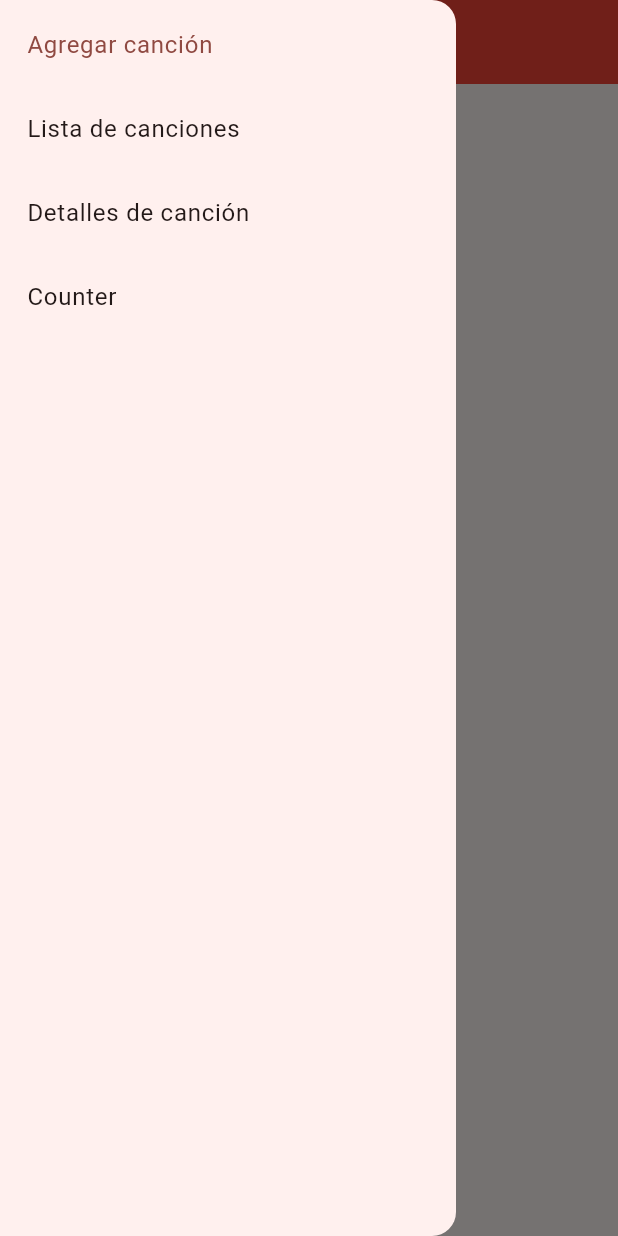
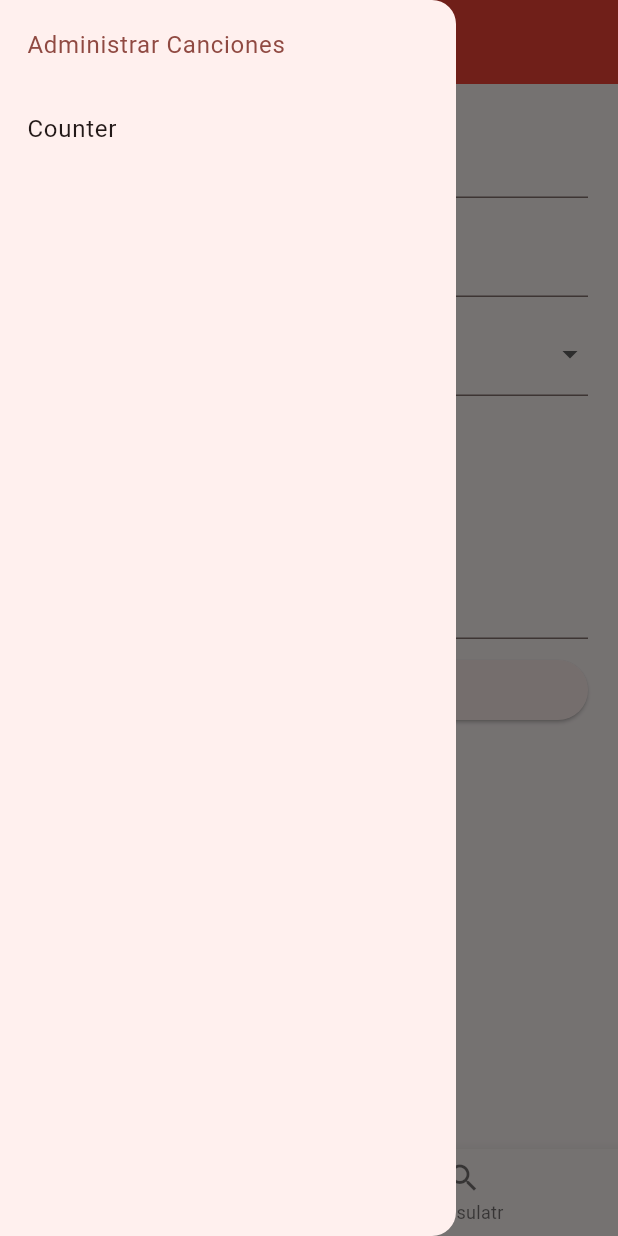
Before and after one commit to Cristian-Blue/lista_canciones, a Flutter app: the screen it shows after launch, with the side drawer open, on a phone screen of 412 x 824 dp. Run offline on Flutter 3.47's test engine with Material 3 defaults, Android fonts, the light colour scheme and no system bars.

Commit message:
feat : add songs scrends

```diff
--- a/lib/config/router.dart
+++ b/lib/config/router.dart
@@ -1,8 +1,7 @@
 import 'package:lista_canciones/presentation/screens/screens.dart';
+import 'package:lista_canciones/presentation/screens/songs/songs_screen.dart';
 
 List<Map<String, dynamic>> menu = [
-  {"title": "Agregar canción", "widget": AddSongs()},
-  {"title": "Lista de canciones", "widget": ListSongs()},
-  {"title": "Detalles de canción", "widget": DetailSongs()},
+  {"title": "Administrar Canciones", "widget": SongsScreen()},
   {"title": "Counter", "widget": CounterScreen()}
 ];
--- a/lib/presentation/screens/screens.dart
+++ b/lib/presentation/screens/screens.dart
@@ -1,4 +1,3 @@
-export 'package:lista_canciones/presentation/screens/songs/listSongs.dart';
-export 'package:lista_canciones/presentation/screens/songs/detailSongs.dart';
-export 'package:lista_canciones/presentation/screens/songs/addSongs.dart';
+export 'package:lista_canciones/presentation/screens/songs/list_songs.dart';
+export 'package:lista_canciones/presentation/screens/songs/add_songs.dart';
 export "package:lista_canciones/presentation/screens/counter/counter.dart";
--- a/lib/presentation/screens/songs/addSongs.dart
+++ /dev/null
@@ -1,10 +0,0 @@
-import 'package:flutter/material.dart';
-
-class AddSongs extends StatelessWidget {
-  const AddSongs({super.key});
-
-  @override
-  Widget build(BuildContext context) {
-    return Text("Add songs");
-  }
-}
--- /dev/null
+++ b/lib/presentation/screens/songs/add_songs.dart
@@ -0,0 +1,132 @@
+import 'package:flutter/material.dart';
+
+class AddSongs extends StatefulWidget {
+  const AddSongs({super.key});
+
+  @override
+  State<AddSongs> createState() => _AddSongsState();
+}
+
+class _AddSongsState extends State<AddSongs> {
+  final _formKey = GlobalKey<FormState>();
+  final TextEditingController _nameController = TextEditingController();
+  final TextEditingController _toneController = TextEditingController();
+  final TextEditingController _lyricsController = TextEditingController();
+
+  String? _selectedType;
+
+  void _submitForm() {
+    if (_formKey.currentState?.validate() ?? false) {
+      Map<String, String> json = {
+        "name": _nameController.text,
+        "tone": _toneController.text,
+        "lyrics": _lyricsController.text,
+        "type": _selectedType ?? ""
+      };
+
+      ScaffoldMessenger.of(context)
+          .showSnackBar(const SnackBar(content: Text("Formulario enviado")));
+    } else {
+      ScaffoldMessenger.of(context).showSnackBar(
+          const SnackBar(content: Text("Por favor, complete los campos")));
+    }
+  }
+
+  @override
+  Widget build(BuildContext context) {
+    return SingleChildScrollView(
+      child: Container(
+        margin: const EdgeInsets.all(20.0),
+        child: Form(
+          key: _formKey,
+          child: Column(
+            children: [
+              TextFormField(
+                controller: _nameController,
+                decoration:
+                    const InputDecoration(labelText: "Nombre de la cación"),
+                validator: (value) {
+                  if (value == null || value.isEmpty) {
+                    return 'Ingrese el nombre de la cación';
+                  }
+                  return null;
+                },
+              ),
+              const SizedBox(
+                height: 10.0,
+              ),
+              TextFormField(
+                controller: _toneController,
+                decoration:
+                    const InputDecoration(labelText: "Tono de la cación"),
+                validator: (value) {
+                  if (value == null || value.isEmpty) {
+                    return 'Ingrese el tono de la cación';
+                  }
+                  return null;
+                },
+              ),
+              const SizedBox(
+                height: 10.0,
+              ),
+              DropdownButtonFormField<String>(
+                decoration: const InputDecoration(labelText: "Tipo de canción"),
+                items: const [
+                  DropdownMenuItem(
+                    value: "Himno",
+                    child: Text("Himno"),
+                  ),
+                  DropdownMenuItem(
+                    value: "Coro",
+                    child: Text("Coro"),
+                  ),
+                  DropdownMenuItem(
+                    value: "Especial",
+                    child: Text("Especial"),
+                  )
+                ],
+                onChanged: (value) => {
+                  setState(() {
+                    _selectedType = value;
+                  })
+                },
+                validator: (value) {
+                  if (value == null) {
+                    return 'Seleccione el tipo de canción';
+                  }
+                  return null;
+                },
+              ),
+              const SizedBox(
+                height: 10.0,
+              ),
+              TextFormField(
+                controller: _lyricsController,
+                maxLines: 5,
+                decoration:
+                    const InputDecoration(labelText: "Letra de la cación"),
+                validator: (value) {
+                  if (value == null || value.isEmpty) {
+                    return 'Ingrese la letra de la cación';
+                  }
+                  return null;
+                },
+              ),
+              const SizedBox(
+                height: 10.0,
+              ),
+              SizedBox(
+                width: double.infinity,
+                child: ElevatedButton.icon(
+                  onPressed: _submitForm,
+                  icon: const Icon(Icons.save),
+                  label: const Text("Guardar"),
+                ),
+              )
+            ],
+          ),
+        ),
+      ),
+    );
+  }
+}
--- /dev/null
+++ b/lib/presentation/screens/songs/songs_screen.dart
@@ -0,0 +1,45 @@
+import 'package:flutter/material.dart';
+import 'package:lista_canciones/presentation/screens/screens.dart';
+
+class SongsScreen extends StatefulWidget {
+  const SongsScreen({super.key});
+
+  @override
+  State<SongsScreen> createState() => _SongsScreenState();
+}
+
+class _SongsScreenState extends State<SongsScreen> {
+  int _selectedIndex = 0;
+
+  static const List<Widget> _menuOptions = <Widget>[
+    AddSongs(),
+    ListSongs(),
+  ];
+
+  void _changeSelection(int index) {
+    setState(() {
+      _selectedIndex = index;
+    });
+  }
+
+  @override
+  Widget build(BuildContext context) {
+    return Scaffold(
+      body: _menuOptions[_selectedIndex],
+      bottomNavigationBar: BottomNavigationBar(
+        currentIndex: _selectedIndex,
+        onTap: _changeSelection,
+        items: const [
+          BottomNavigationBarItem(
+            icon: Icon(Icons.add),
+            label: "Agregar",
+          ),
+          BottomNavigationBarItem(
+            icon: Icon(Icons.search),
+            label: "Consulatr",
+          ),
+        ],
+      ),
+    );
+  }
+}
```
Also changed, not shown: lib/presentation/screens/songs/list_songs.dart (renamed from lib/presentation/screens/songs/listSongs.dart), lib/presentation/widgets/songs/detailSongs.dart (renamed from lib/presentation/screens/songs/detailSongs.dart).
